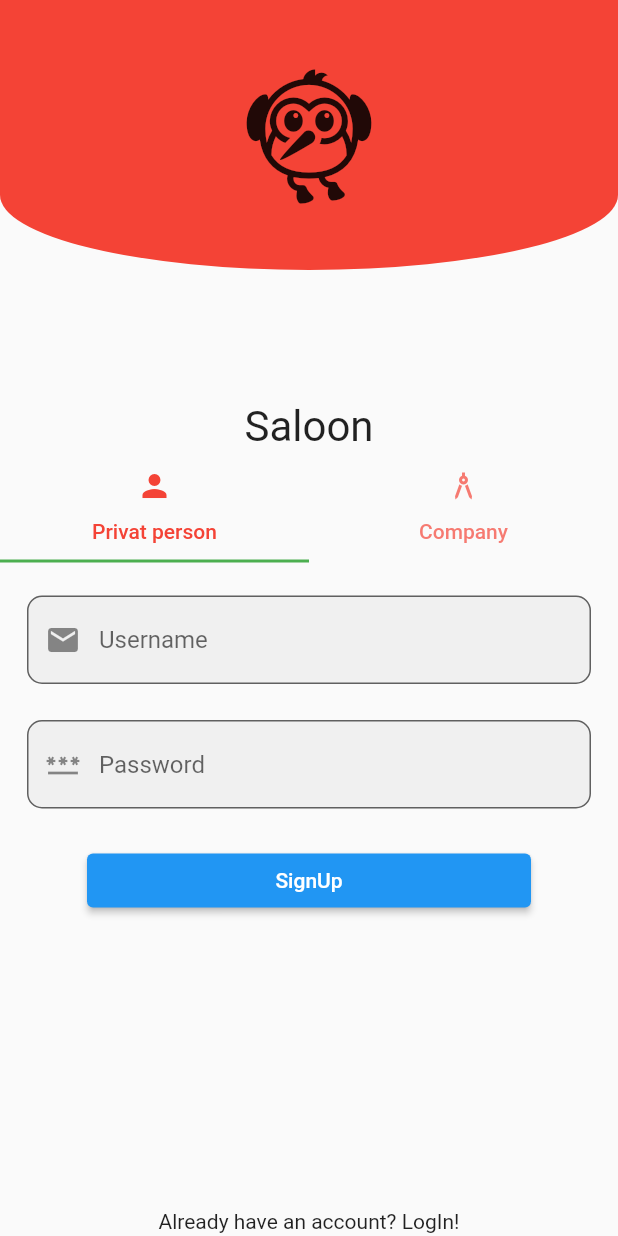
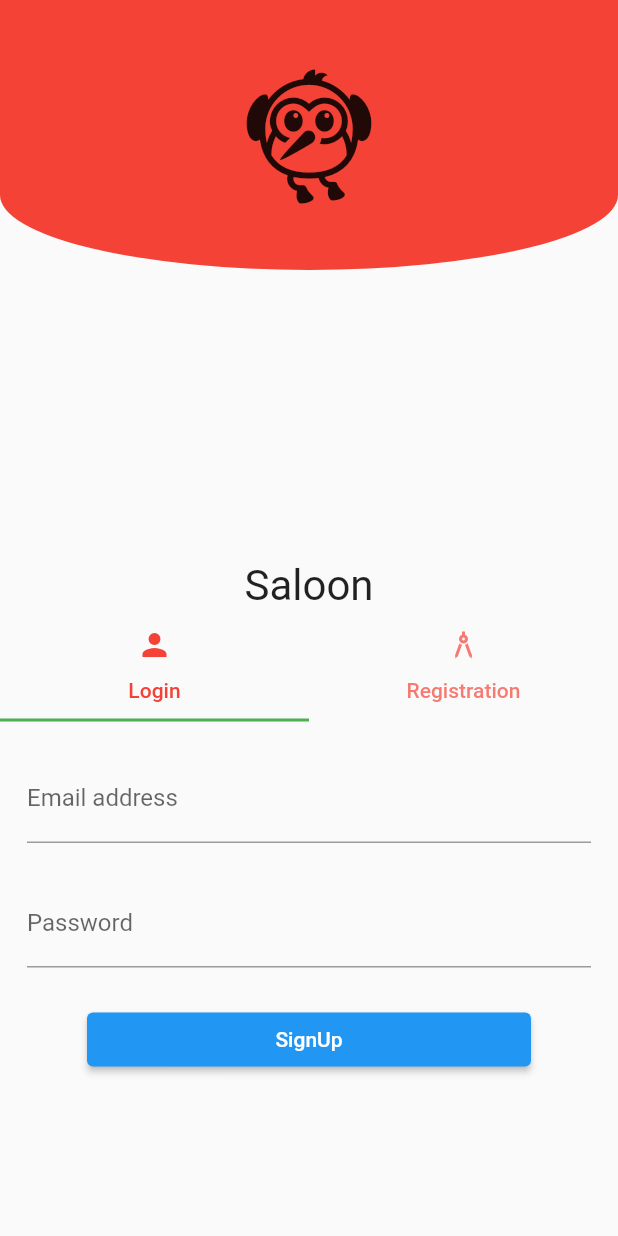
Before and after one commit to okihnjo/mobile_application_dev, a Flutter app: the screen it shows after launch, on a phone screen of 412 x 824 dp. Run offline on Flutter 3.47's test engine with Material 2 defaults, Android fonts, the phone set to English and light mode, and no system bars; our stand-ins replace cloud_firestore, dio, firebase_auth, firebase_core, flutter_riverpod, google_fonts and 2 more; accounts and stored records are empty.

Commit message:
registration, login and logout work

```diff
--- a/lib/main.dart
+++ b/lib/main.dart
@@ -1,10 +1,12 @@
 import 'package:flutter/material.dart';
 import 'package:saloon_app/views/authentification/login/login.dart';
+import 'package:saloon_app/views/tabs/chat/chat_screen.dart';
 import 'package:saloon_app/views/tabs/chat/widgets/in_chat_screen/in_chat_screen.dart';
 import 'package:saloon_app/views/tabs/home/settings_screen.dart';
 import 'package:saloon_app/views/tab_containter.dart';
 import 'package:firebase_core/firebase_core.dart';
 import 'package:flutter_riverpod/flutter_riverpod.dart';
+import 'package:firebase_auth/firebase_auth.dart';
 
 // import 'firebase_options.dart';
 void main() async {
@@ -33,14 +35,23 @@
       theme: ThemeData(
         primarySwatch: Colors.blue,
       ),
-      home: ContainerPage(title: 'Flutter Demo Home Page'),
+      home: StreamBuilder(
+          stream: FirebaseAuth.instance.authStateChanges(),
+          builder: (ctx, userSnapshot) {
+            if (userSnapshot.hasData) {
+              return ContainerPage(
+                title: 'Hello User',
+              );
+            }
+            return Login();
+          }),
       routes: {
         Login.routeName: (ctx) => const Login(),
         '/chat': (ctx) => const InChatScreen(),
         ContainerPage.routeName: (ctx) =>
             ContainerPage(title: 'Flutter Demo Home Page')
       },
-      initialRoute: Login.routeName,
+      // initialRoute: Login.routeName,
     );
   }
 }
--- a/lib/views/authentification/login/login.dart
+++ b/lib/views/authentification/login/login.dart
@@ -1,7 +1,9 @@
 import "package:flutter/material.dart";
+import 'package:flutter/services.dart';
 import 'package:google_fonts/google_fonts.dart';
 import 'package:saloon_app/views/tab_containter.dart';
 import 'package:firebase_auth/firebase_auth.dart';
+import 'package:cloud_firestore/cloud_firestore.dart';
 
 class Login extends StatefulWidget {
   const Login({Key? key}) : super(key: key);
@@ -15,10 +17,14 @@ class Login extends StatefulWidget {
 
 class _LoginState extends State<Login> {
   GlobalKey<FormState> _formKey = GlobalKey<FormState>();
+
+  GlobalKey<FormState> _formKeyRegistration = GlobalKey<FormState>();
   FirebaseAuth auth = FirebaseAuth.instance;
   final email = TextEditingController();
   final passwordController = TextEditingController();
-
+  String _userEmail = '';
+  String _username = '';
+  String _userPassword = '';
   @override
   void dispose() {
     // Clean up the controller when the widget is disposed.
@@ -91,16 +97,17 @@ class _LoginState extends State<Login> {
                           height: 100,
                           child: Column(
                             children: <Widget>[
-                              const TabBar(
+                              TabBar(
+                                onTap: (int index) => {setState(() {})},
                                 indicatorColor: Colors.green,
                                 labelColor: Colors.red,
                                 tabs: <Widget>[
                                   Tab(
-                                    text: "Privat person",
+                                    text: "Login",
                                     icon: Icon(Icons.person),
                                   ),
                                   Tab(
-                                    text: "Company",
+                                    text: "Registration",
                                     icon: Icon(Icons.architecture_sharp),
                                   )
                                 ],
@@ -109,7 +116,7 @@ class _LoginState extends State<Login> {
                                 child: TabBarView(
                                   children: <Widget>[
                                     buildTabs(0, _formKey),
-                                    buildTabs(1, _formKey)
+                                    buildTabs(1, _formKeyRegistration)
                                   ],
                                 ),
                               ),
@@ -120,12 +127,12 @@ class _LoginState extends State<Login> {
                     ),
                   ]),
                 ),
-                const Padding(
-                  padding: EdgeInsets.only(bottom: 2.0),
-                  child: Center(
-                    child: Text("Already have an account? LogIn!"),
-                  ),
-                ),
+                // const Padding(
+                //   padding: EdgeInsets.only(bottom: 2.0),
+                //   child: Center(
+                //     child: Text("Already have an account? LogIn!"),
+                //   ),
+                // ),
               ]),
         ),
       ),
@@ -134,49 +141,65 @@ class _LoginState extends State<Login> {
 
   Widget buildTabs(int flag, GlobalKey<FormState> _passedFormKey) {
     return Container(
-      // decoration: BoxDecoration(
-      //     border: Border.all(
-      //         color: Colors.deepOrange, width: 4)),
       padding: const EdgeInsets.all(10),
+      child: Form(
+        key: _passedFormKey,
         child: Column(
           children: [
             Padding(
-            padding: const EdgeInsets.symmetric(horizontal: 8, vertical: 12),
-            child: TextField(
-                controller: email,
-                decoration: const InputDecoration(
-                  filled: true,
-                  border: OutlineInputBorder(
-                      borderRadius: BorderRadius.all(Radius.circular(10))),
-                  hintText: 'Username',
-                  prefixIcon: Icon(Icons.email),
+                padding:
+                    const EdgeInsets.symmetric(horizontal: 8, vertical: 12),
+                child: TextFormField(
+                  onSaved: (value) {
+                    _userEmail = value as String;
+                  },
+                  validator: (value) {
+                    if (value == null ||
+                        value.isEmpty ||
+                        !value.contains('@')) {
+                      return "Please enter a valid email address";
+                    }
+                    return null;
+                  },
+                  keyboardType: TextInputType.emailAddress,
+                  decoration: InputDecoration(labelText: "Email address"),
                 )),
-          ),
             if (flag != 0)
-            const Padding(
-              padding: EdgeInsets.symmetric(horizontal: 8, vertical: 12),
-              child: TextField(
-                decoration: InputDecoration(
-                  filled: true,
-                  prefixIcon: Icon(Icons.post_add_rounded),
-                  border: OutlineInputBorder(
-                      borderRadius: BorderRadius.all(Radius.circular(10))),
-                  hintText: 'Postalcode',
-                ),
-              ),
-            ),
+              Padding(
+                  padding:
+                      const EdgeInsets.symmetric(horizontal: 8, vertical: 12),
+                  child: TextFormField(
+                    onSaved: (value) {
+                      _username = value as String;
+                    },
+                    decoration: InputDecoration(labelText: "Username"),
+                  )),
             Padding(
               padding: const EdgeInsets.symmetric(horizontal: 8, vertical: 12),
-            child: TextField(
-              controller: passwordController,
-              decoration: const InputDecoration(
-                filled: true,
-                prefixIcon: Icon(Icons.password_sharp),
-                border: OutlineInputBorder(
-                    borderRadius: BorderRadius.all(Radius.circular(10))),
-                hintText: 'Password',
+              child: TextFormField(
+                onSaved: (value) {
+                  _userPassword = value as String;
+                },
+                validator: (value) {
+                  if (value == null || value.isEmpty || value.length < 7) {
+                    return "Password must be at least 7 charachters long";
+                  }
+                  return null;
+                },
+                keyboardType: TextInputType.emailAddress,
+                decoration: InputDecoration(labelText: "Password"),
+                obscureText: true,
               ),
-            ),
+              // child: TextField(
+              //   controller: passwordController,
+              //   decoration: const InputDecoration(
+              //     filled: true,
+              //     prefixIcon: Icon(Icons.password_sharp),
+              //     border: OutlineInputBorder(
+              //         borderRadius: BorderRadius.all(Radius.circular(10))),
+              //     hintText: 'Password',
+              //   ),
+              // ),
             ),
             Container(
               padding: const EdgeInsets.all(12),
@@ -184,22 +207,45 @@ class _LoginState extends State<Login> {
               width: 320,
               // alignment: Alignment.center,
               child: ElevatedButton(
-                onPressed: () {
-                  signIn(email.text, passwordController.text);
-                  Navigator.of(context).pushReplacement(MaterialPageRoute(
-                      builder: (BuildContext context) =>
-                          ContainerPage(title: "SaloonApp")));
+                  onPressed: () async {
+                    final isValid = _passedFormKey.currentState?.validate();
+                    FocusScope.of(context).unfocus();
+                    if (isValid == true) {
+                      _passedFormKey.currentState?.save();
+                      var authResult;
+                      try {
+                        if (flag == 0) {
+                          // call login
+                          authResult = await auth.signInWithEmailAndPassword(
+                              email: _userEmail, password: _userPassword);
+                          print('authResult');
+                        } else {
+                          authResult =
+                              await auth.createUserWithEmailAndPassword(
+                                  email: _userEmail, password: _userPassword);
+
+                          await FirebaseFirestore.instance
+                              .collection('users')
+                              .doc(authResult.user.uid)
+                              .set(
+                                  {'username': _username, 'email': _userEmail});
+                        }
+                      } on PlatformException catch (err) {
+                        var message = "An Error occured";
+                      }
+                      print("everything worked");
+                    }
                   },
-                // onPressed: () => {
-                //       // Navigator.of(context).pushReplacement(MaterialPageRoute(
-                //       //     builder: (BuildContext context) =>
-                //       //         ContainerPage(title: "SaloonApp")))
-                //       print(email.text + " und PW" + passwordController.text)
-                //     },
+                  //   signIn(email.text, passwordController.text);
+                  //   Navigator.of(context).pushReplacement(MaterialPageRoute(
+                  //       builder: (BuildContext context) =>
+                  //           ContainerPage(title: "SaloonApp")));
+                  // },
                   child: Text("SignUp")),
             ),
           ],
         ),
+      ),
     );
   }
 }
--- a/lib/views/tabs/home/widgets/settings_ui.dart
+++ b/lib/views/tabs/home/widgets/settings_ui.dart
@@ -1,5 +1,6 @@
 import "package:flutter/material.dart";
 import 'package:settings_ui/settings_ui.dart';
+import 'package:firebase_auth/firebase_auth.dart';
 
 class SettingsUi extends StatelessWidget {
   const SettingsUi({Key? key}) : super(key: key);
@@ -95,7 +96,8 @@ class SettingsUi extends StatelessWidget {
                 title: 'SignOut',
                 // subtitle: 'English',
                 leading: Icon(Icons.logout),
-                onPressed: (BuildContext context) => {}),
+                onPressed: (BuildContext context) =>
+                    {FirebaseAuth.instance.signOut()}),
           ],
         ),
       ],
```
Lines whose indentation alone changed are shown as unchanged.
